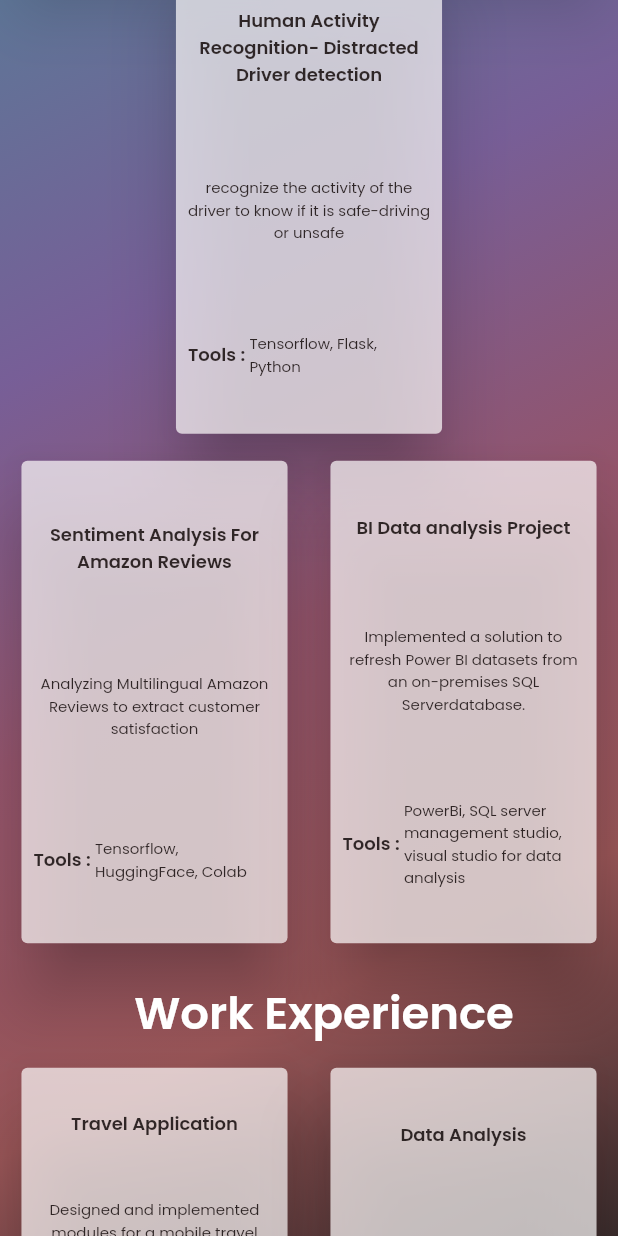
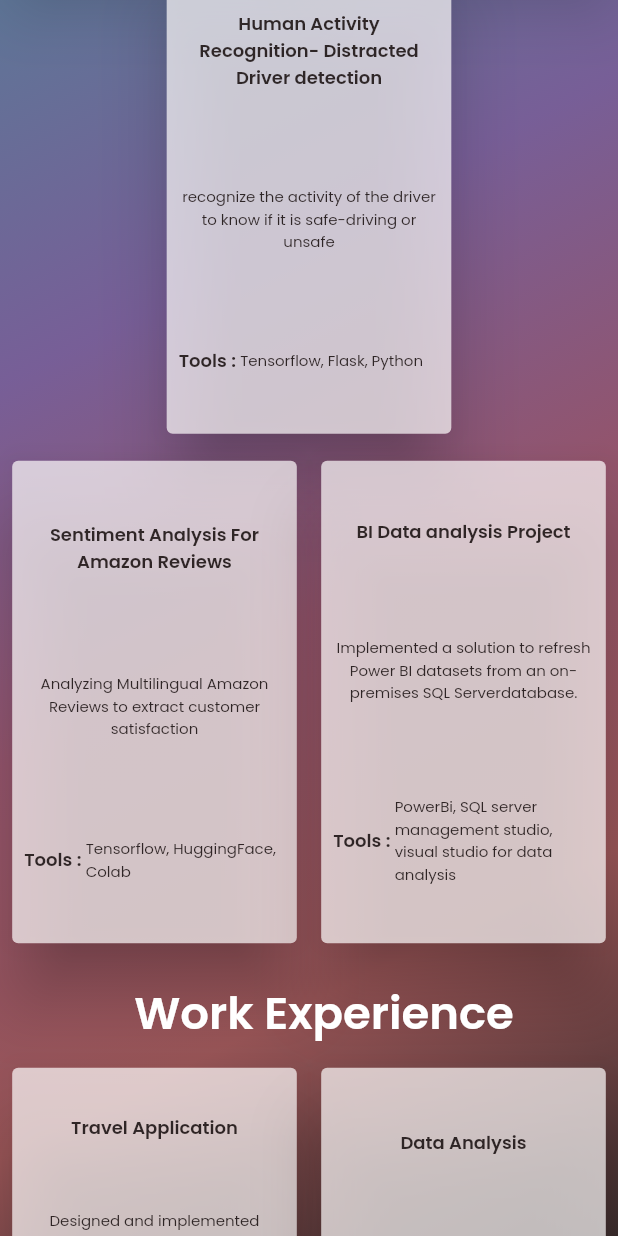
Before and after one commit to dridiTasnim/portfolio-tasnim-dridi, a Flutter app: the Portfolio screen opened directly, scrolled down 576 dp, on a phone screen of 412 x 824 dp. Run offline on Flutter 3.47's test engine with Material 2 defaults, Android fonts, the phone set to English and light mode, and no system bars; our stand-ins replace animated_text_kit, card_swiper, font_awesome_flutter; missing offline and left inert: dart:html.

Commit message:
portfoliov9

```diff
--- a/lib/about_me.dart
+++ b/lib/about_me.dart
@@ -18,11 +18,13 @@ class _AboutMeState extends State<AboutMe> {
     'images/me.jpg',
     'images/club.jpg'
   ];
+
   @override
   Widget build(BuildContext context) {
     double screenHeight = MediaQuery.of(context).size.height;
     double screenWidth = MediaQuery.of(context).size.width;
     ScrollController scroll_controller = ScrollController();
+    SwiperController swiper_controller = SwiperController();
     return Scaffold(
       backgroundColor: Color.fromARGB(255, 88, 112, 147).withOpacity(0.96),
       body: SingleChildScrollView(
@@ -226,6 +228,8 @@ class _AboutMeState extends State<AboutMe> {
                   Padding(
                     padding: const EdgeInsets.all(10.0),
                     child: Swiper(
+                      controller: swiper_controller,
+                      autoplay: true,
                       itemCount: imageAssets.length,
                       itemBuilder: (BuildContext context, int index) {
                         return Image.asset(
--- a/lib/portfolio.dart
+++ b/lib/portfolio.dart
@@ -192,7 +192,7 @@ class _PortfolioState extends State<Portfolio> {
       height: MediaQuery.of(context).size.width > 850
           ? MediaQuery.of(context).size.height / 3
           : MediaQuery.of(context).size.height * 0.4,
-      width: MediaQuery.of(context).size.height<MediaQuery.of(context).size.width?MediaQuery.of(context).size.width * 0.3 :MediaQuery.of(context).size.width*0.45,
+      width: MediaQuery.of(context).size.height<MediaQuery.of(context).size.width?MediaQuery.of(context).size.width * 0.3 :MediaQuery.of(context).size.width*0.48,
       child: Card(
         color: Color.fromARGB(179, 255, 253, 253),
         elevation: 20,
```
